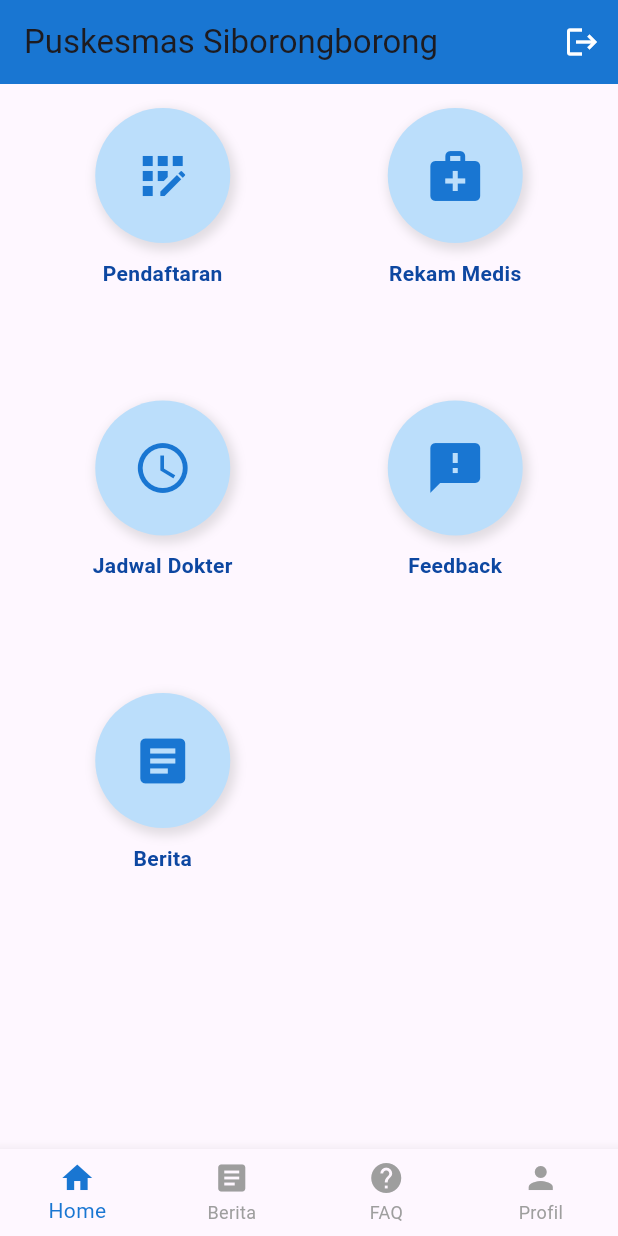
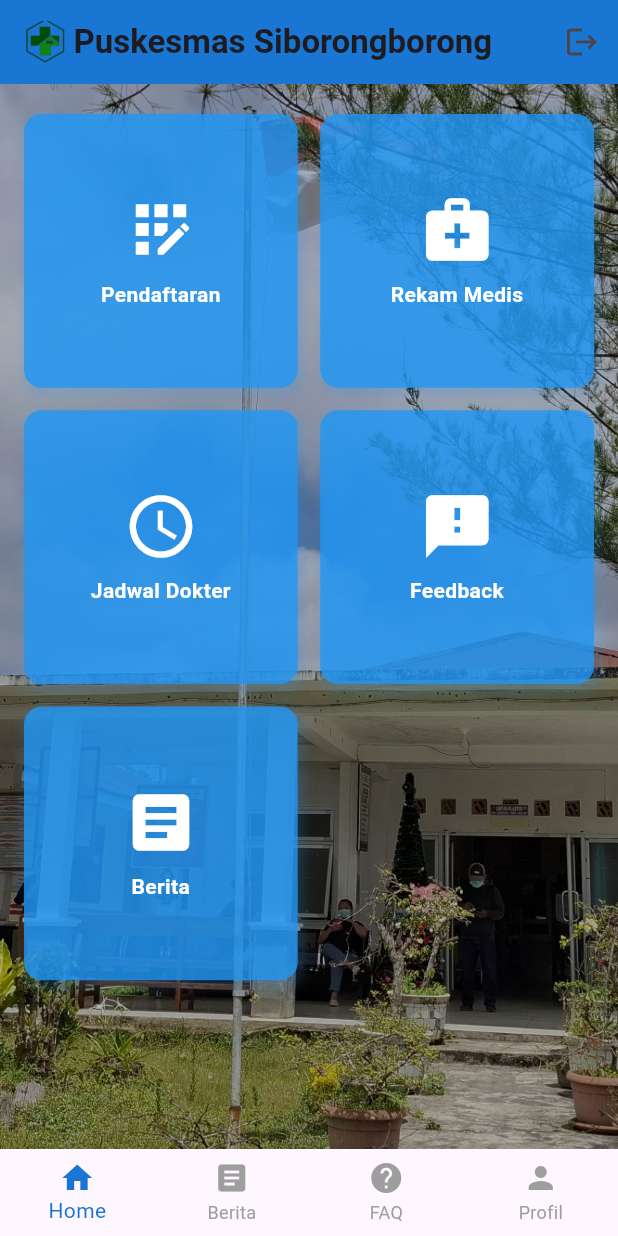
Before and after one commit to Roy-oy/PA2-Kelompok03, a Flutter app: the screen it shows after launch, on a phone screen of 412 x 824 dp. Run offline on Flutter 3.47's test engine with Material 3 defaults, Android fonts, the phone set to English and light mode, and no system bars; our stand-ins replace flutter_rating_bar, sqflite; accounts and stored records are empty.

Commit message:
tipis tipis

```diff
--- a/puskesmas-sbb-frontend/lib/screens/home_screen.dart
+++ b/puskesmas-sbb-frontend/lib/screens/home_screen.dart
@@ -4,22 +4,25 @@ import 'rekam_medis_screen.dart';
 import 'jadwal_dokter_screen.dart';
 import 'feedback_screen.dart';
 import 'berita_screen.dart';
-import 'login_screen.dart'; // Tambahkan file login
+import 'login_screen.dart';
 
 class HomeScreen extends StatelessWidget {
   const HomeScreen({super.key});
 
   void _logout(BuildContext context) {
-    // Navigasi ke LoginScreen dan hapus semua halaman sebelumnya
     Navigator.pushAndRemoveUntil(
       context,
       MaterialPageRoute(builder: (context) => const LoginScreen()),
-      (route) => false, // Hapus semua halaman sebelumnya
+      (route) => false,
     );
 
-    // Snackbar untuk notifikasi logout
     ScaffoldMessenger.of(context).showSnackBar(
-      const SnackBar(content: Text('Logout berhasil!')),
+      SnackBar(
+        content: const Text('Logout berhasil!'),
+        backgroundColor: Colors.red[400],
+        behavior: SnackBarBehavior.floating,
+        duration: const Duration(seconds: 2),
+      ),
     );
   }
 
@@ -28,20 +31,51 @@ class HomeScreen extends StatelessWidget {
     return Scaffold(
       appBar: AppBar(
         backgroundColor: Colors.blue[700],
-        title: const Text('Puskesmas Siborongborong'),
-        actions: [
-          IconButton(
-            icon: const Icon(Icons.logout, color: Colors.white),
-            onPressed: () => _logout(context),
+        title: Row(
+          children: [
+            Image.asset(
+              "assets/images/logo_puskesmas.jpg",
+              height: 28,  // 🔹 Sesuaikan ukuran logo
+            ),
+            const SizedBox(width: 5), // 🔹 Jarak antara logo dan teks
+            const Text(
+              'Puskesmas Siborongborong',
+              style: TextStyle(fontWeight: FontWeight.bold),
             ),
           ],
         ),
-      body: Padding(
-        padding: const EdgeInsets.all(16.0),
+        actions: [
+          IconButton(
+            icon: const Icon(Icons.logout),
+            onPressed: () => _logout(context),
+            tooltip: 'Logout',
+          ),
+        ],
+      ),
+      body: Stack(
+        children: [
+          // 🔹 Background Image
+          Container(
+            decoration: BoxDecoration(
+              image: DecorationImage(
+                image: AssetImage("assets/images/background.jpg"), // 🔹 Ganti dengan gambar kamu
+                fit: BoxFit.cover,
+              ),
+            ),
+          ),
+
+          // 🔹 Overlay Gelap Agar Teks Jelas
+          Container(
+            color: Colors.black.withOpacity(0.3),
+          ),
+
+          // 🔹 Konten
+          Padding(
+            padding: const EdgeInsets.symmetric(horizontal: 16, vertical: 20),
             child: GridView.count(
               crossAxisCount: 2,
-          crossAxisSpacing: 10,
-          mainAxisSpacing: 10,
+              crossAxisSpacing: 15,
+              mainAxisSpacing: 15,
               children: [
                 _menuItem(context, 'Pendaftaran', Icons.app_registration, const PendaftaranScreen()),
                 _menuItem(context, 'Rekam Medis', Icons.medical_services, const RekamMedisScreen()),
@@ -51,42 +85,47 @@ class HomeScreen extends StatelessWidget {
               ],
             ),
           ),
+        ],
+      ),
     );
   }
 
   Widget _menuItem(BuildContext context, String title, IconData icon, Widget screen) {
-    return GestureDetector(
+    return InkWell(
       onTap: () {
         Navigator.push(context, MaterialPageRoute(builder: (context) => screen));
       },
-      child: Column(
-        children: [
-          Container(
-            width: 90,
-            height: 90,
+      borderRadius: BorderRadius.circular(12),
+      splashColor: Colors.blue[200],
+      child: Container(
         decoration: BoxDecoration(
-              color: Colors.blue[100],
-              shape: BoxShape.circle,
+          color: Colors.blue.withOpacity(0.8),
+          borderRadius: BorderRadius.circular(12),
           boxShadow: [
             BoxShadow(
-                  color: Colors.grey.withOpacity(0.3),
+              color: Colors.blue.withOpacity(0.2),
               blurRadius: 5,
               spreadRadius: 2,
               offset: const Offset(2, 3),
             ),
           ],
         ),
-            child: Center(
-              child: Icon(icon, size: 40, color: Colors.blue[700]),
-            ),
-          ),
-          const SizedBox(height: 10),
+        child: Column(
+          mainAxisAlignment: MainAxisAlignment.center,
+          children: [
+            Icon(icon, size: 50, color: Colors.white),
+            const SizedBox(height: 8),
             Text(
               title,
               textAlign: TextAlign.center,
-            style: TextStyle(fontSize: 14, fontWeight: FontWeight.bold, color: Colors.blue[900]),
+              style: const TextStyle(
+                fontSize: 14,
+                fontWeight: FontWeight.bold,
+                color: Colors.white,
+              ),
             ),
           ],
+        ),
       ),
     );
   }
--- a/puskesmas-sbb-frontend/lib/screens/jadwal_dokter_screen.dart
+++ b/puskesmas-sbb-frontend/lib/screens/jadwal_dokter_screen.dart
@@ -6,7 +6,7 @@ class JadwalDokterScreen extends StatelessWidget {
   @override
   Widget build(BuildContext context) {
     List<Map<String, String>> jadwalDokter = [
-      {"dokter": "dr. Andi", "hari": "Senin - Rabu", "jam": "08:00 - 12:00"},
+      {"dokter": "dr. Grace Laurent", "hari": "Senin - Rabu", "jam": "08:00 - 12:00"},
       {"dokter": "dr. Siti", "hari": "Kamis - Sabtu", "jam": "09:00 - 13:00"},
     ];
 
--- a/puskesmas-sbb-frontend/pubspec.yaml
+++ b/puskesmas-sbb-frontend/pubspec.yaml
@@ -62,9 +62,9 @@ flutter:
   uses-material-design: true
 
   # To add assets to your application, add an assets section, like this:
-  # assets:
-  #   - images/a_dot_burr.jpeg
-  #   - images/a_dot_ham.jpeg
+  assets:
+    - assets/images/background.jpg
+    - assets/images/logo_puskesmas.jpg
 
   # An image asset can refer to one or more resolution-specific "variants", see
   # https://flutter.dev/to/resolution-aware-images
```
Also changed, not shown: puskesmas-sbb-frontend/assets/images/background.jpg (added), puskesmas-sbb-frontend/assets/images/logo_puskesmas.jpg (added), puskesmas-sbb-frontend/lib/assets/images/logo_puskesmas.jpg (deleted), 4 other files. Lines whose indentation alone changed are shown as unchanged.
